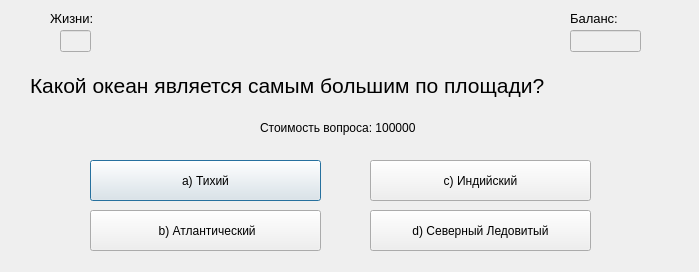
First picture: the form in ui_ui_files/question_window7_ui.ui, repository DelZeiT/How_to_become_a_millionaire, before the edit.
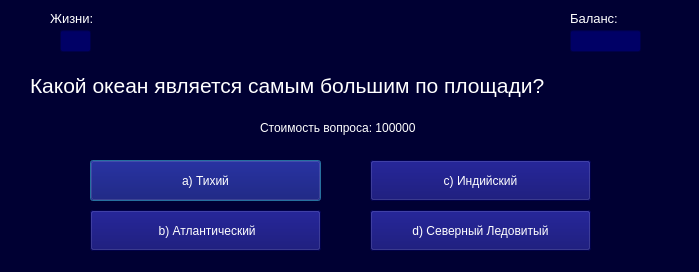
Second picture: the form after the edit.

The edit to the form file:
```diff
--- a/ui_ui_files/question_window7_ui.ui
+++ b/ui_ui_files/question_window7_ui.ui
@@ -10,9 +10,24 @@
     <height>272</height>
    </rect>
   </property>
+  <property name="minimumSize">
+   <size>
+    <width>699</width>
+    <height>272</height>
+   </size>
+  </property>
+  <property name="maximumSize">
+   <size>
+    <width>699</width>
+    <height>272</height>
+   </size>
+  </property>
   <property name="windowTitle">
    <string>Вопрос №7</string>
   </property>
+  <property name="styleSheet">
+   <string notr="true">background-color: #000033;</string>
+  </property>
   <widget class="QLabel" name="label_2">
    <property name="geometry">
     <rect>
@@ -27,6 +42,9 @@
      <pointsize>10</pointsize>
     </font>
    </property>
+   <property name="styleSheet">
+    <string notr="true">color: white</string>
+   </property>
    <property name="text">
     <string>Жизни:</string>
    </property>
@@ -43,6 +61,9 @@
      <height>22</height>
     </rect>
    </property>
+   <property name="styleSheet">
+    <string notr="true">background-color: #000066; color: white</string>
+   </property>
    <property name="text">
     <string/>
    </property>
@@ -61,6 +82,9 @@
      <pointsize>10</pointsize>
     </font>
    </property>
+   <property name="styleSheet">
+    <string notr="true">color: white</string>
+   </property>
    <property name="text">
     <string>Баланс:</string>
    </property>
@@ -77,6 +101,9 @@
      <height>22</height>
     </rect>
    </property>
+   <property name="styleSheet">
+    <string notr="true">background-color: #000066; color: white</string>
+   </property>
    <property name="text">
     <string/>
    </property>
@@ -95,6 +122,9 @@
      <pointsize>16</pointsize>
     </font>
    </property>
+   <property name="styleSheet">
+    <string notr="true">color: white</string>
+   </property>
    <property name="text">
     <string>Какой океан является самым большим по площади? </string>
    </property>
@@ -108,6 +138,9 @@
      <height>16</height>
     </rect>
    </property>
+   <property name="styleSheet">
+    <string notr="true">color: white</string>
+   </property>
    <property name="text">
     <string>Стоимость вопроса: 100000</string>
    </property>
@@ -121,6 +154,9 @@
      <height>41</height>
     </rect>
    </property>
+   <property name="styleSheet">
+    <string notr="true">background-color: #000066; color: white</string>
+   </property>
    <property name="text">
     <string>a) Тихий</string>
    </property>
@@ -134,6 +170,9 @@
      <height>41</height>
     </rect>
    </property>
+   <property name="styleSheet">
+    <string notr="true">background-color: #000066; color: white</string>
+   </property>
    <property name="text">
     <string> b) Атлантический</string>
    </property>
@@ -147,6 +186,9 @@
      <height>41</height>
     </rect>
    </property>
+   <property name="styleSheet">
+    <string notr="true">background-color: #000066; color: white</string>
+   </property>
    <property name="text">
     <string>c) Индийский</string>
    </property>
@@ -160,6 +202,9 @@
      <height>41</height>
     </rect>
    </property>
+   <property name="styleSheet">
+    <string notr="true">background-color: #000066; color: white</string>
+   </property>
    <property name="text">
     <string>d) Северный Ледовитый</string>
    </property>
```
